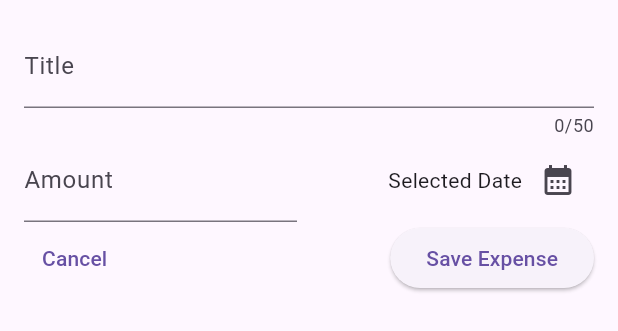
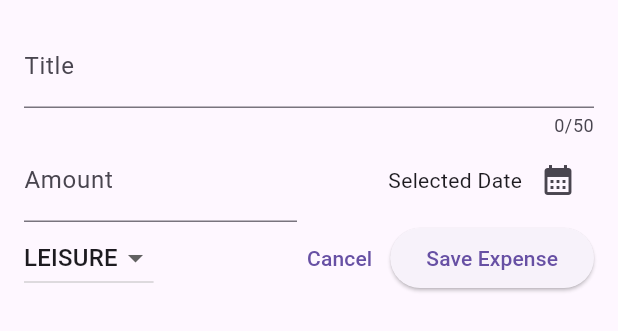
Before and after one commit to angelo-filho/expense_tracker, a Flutter app: the NewExpenseModal widget shown alone on an empty page, opened directly, on a phone screen of 412 x 824 dp. Shown: the top 331 px of the screen. Run offline on Flutter 3.47's test engine with Material 2 defaults, Android fonts, the phone set to English and light mode, and no system bars.

Commit message:
feat: add a dropdown button to select the category of an expense

```diff
--- a/lib/widgets/new_expense_modal.dart
+++ b/lib/widgets/new_expense_modal.dart
@@ -12,6 +12,7 @@ class _NewExpenseModalState extends State<NewExpenseModal> {
   final _titleController = TextEditingController();
   final _amountController = TextEditingController();
   DateTime? _selectedDate;
+  Category _selectedCategory = Category.leisure;
 
   void _presentDatePicker() async {
     final now = DateTime.now();
@@ -80,13 +81,33 @@ class _NewExpenseModalState extends State<NewExpenseModal> {
           ),
           Row(
             children: [
+              DropdownButton(
+                value: _selectedCategory,
+                items: Category.values
+                    .map(
+                      (category) => DropdownMenuItem(
+                        value: category,
+                        child: Text(
+                          category.name.toUpperCase(),
+                        ),
+                      ),
+                    )
+                    .toList(),
+                onChanged: (value) {
+                  if (value == null) return;
+
+                  setState(() {
+                    _selectedCategory = value;
+                  });
+                },
+              ),
+              const Spacer(),
               TextButton(
                 onPressed: () {
                   Navigator.pop(context);
                 },
                 child: const Text('Cancel'),
               ),
-              const Spacer(),
               ElevatedButton(
                 onPressed: () {
                   print(_titleController.text);
```
